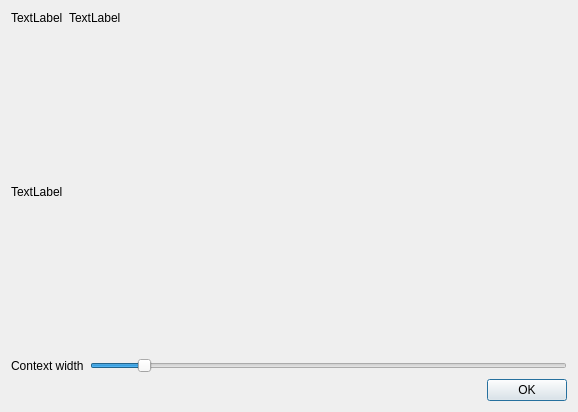
Qt form coquery/gui/contextview.ui (gkunter/coquery) before a commit.
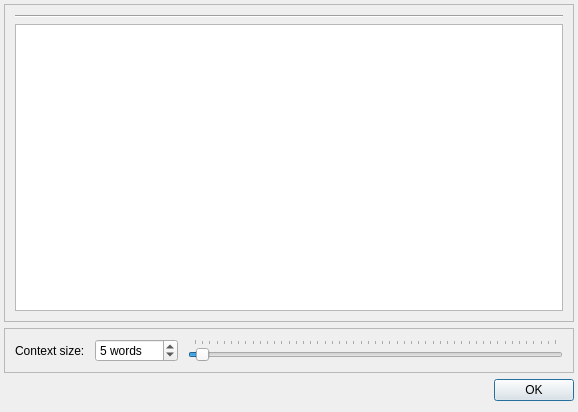
The same form after that commit.

Commit message: Add context viewer

Patch:
```diff
--- a/coquery/gui/contextview.ui
+++ b/coquery/gui/contextview.ui
@@ -13,49 +13,131 @@
   <property name="windowTitle">
    <string>Dialog</string>
   </property>
-  <layout class="QVBoxLayout" name="verticalLayout" stretch="0,1,0,0">
+  <property name="sizeGripEnabled">
+   <bool>false</bool>
+  </property>
+  <layout class="QVBoxLayout" name="verticalLayout_2">
+   <property name="leftMargin">
+    <number>4</number>
+   </property>
+   <property name="topMargin">
+    <number>4</number>
+   </property>
+   <property name="rightMargin">
+    <number>4</number>
+   </property>
    <item>
-    <layout class="QFormLayout" name="formLayout">
-     <item row="0" column="0">
-      <widget class="QLabel" name="dummy_feature">
-       <property name="text">
-        <string>TextLabel</string>
-       </property>
-      </widget>
-     </item>
-     <item row="0" column="1">
-      <widget class="QLabel" name="dummy_value">
-       <property name="text">
-        <string>TextLabel</string>
+    <widget class="QFrame" name="box_context">
+     <property name="frameShape">
+      <enum>QFrame::StyledPanel</enum>
+     </property>
+     <property name="frameShadow">
+      <enum>QFrame::Raised</enum>
+     </property>
+     <layout class="QVBoxLayout" name="verticalLayout">
+      <property name="margin">
+       <number>10</number>
+      </property>
+      <item>
+       <layout class="QFormLayout" name="form_information">
+        <property name="fieldGrowthPolicy">
+         <enum>QFormLayout::ExpandingFieldsGrow</enum>
+        </property>
+        <property name="horizontalSpacing">
+         <number>10</number>
+        </property>
+       </layout>
+      </item>
+      <item>
+       <widget class="Line" name="line">
+        <property name="orientation">
+         <enum>Qt::Horizontal</enum>
        </property>
       </widget>
      </item>
-    </layout>
-   </item>
    <item>
-    <widget class="QLabel" name="Context">
-     <property name="text">
-      <string>TextLabel</string>
-     </property>
-    </widget>
-   </item>
+       <widget class="QTextBrowser" name="context_area">
+        <property name="autoFillBackground">
+         <bool>false</bool>
+        </property>
+        <property name="frameShape">
+         <enum>QFrame::StyledPanel</enum>
+        </property>
+        <property name="frameShadow">
+         <enum>QFrame::Sunken</enum>
+        </property>
+        <property name="textInteractionFlags">
+         <set>Qt::LinksAccessibleByKeyboard|Qt::LinksAccessibleByMouse|Qt::TextBrowserInteraction|Qt::TextSelectableByKeyboard|Qt::TextSelectableByMouse</set>
+        </property>
+       </widget>
+      </item>
+     </layout>
+    </widget>
+   </item>
    <item>
+    <widget class="QFrame" name="box_context_width">
+     <property name="frameShape">
+      <enum>QFrame::StyledPanel</enum>
+     </property>
+     <property name="frameShadow">
+      <enum>QFrame::Raised</enum>
+     </property>
     <layout class="QHBoxLayout" name="horizontalLayout">
+      <property name="spacing">
+       <number>10</number>
+      </property>
+      <property name="margin">
+       <number>10</number>
+      </property>
      <item>
       <widget class="QLabel" name="label_3">
        <property name="text">
-        <string>Context width</string>
+         <string>Context size:</string>
+        </property>
+       </widget>
+      </item>
+      <item>
+       <widget class="QSpinBox" name="spin_context_width">
+        <property name="sizePolicy">
+         <sizepolicy hsizetype="Minimum" vsizetype="Minimum">
+          <horstretch>0</horstretch>
+          <verstretch>0</verstretch>
+         </sizepolicy>
+        </property>
+        <property name="frame">
+         <bool>true</bool>
+        </property>
+        <property name="buttonSymbols">
+         <enum>QAbstractSpinBox::UpDownArrows</enum>
+        </property>
+        <property name="specialValueText">
+         <string>none</string>
+        </property>
+        <property name="suffix">
+         <string> words</string>
+        </property>
+        <property name="maximum">
+         <number>500</number>
+        </property>
+        <property name="value">
+         <number>5</number>
        </property>
       </widget>
      </item>
      <item>
       <widget class="QSlider" name="slider_context_width">
        <property name="sizePolicy">
-        <sizepolicy hsizetype="MinimumExpanding" vsizetype="Minimum">
+         <sizepolicy hsizetype="Expanding" vsizetype="Minimum">
          <horstretch>0</horstretch>
          <verstretch>0</verstretch>
         </sizepolicy>
        </property>
+        <property name="minimum">
+         <number>0</number>
+        </property>
+        <property name="maximum">
+         <number>500</number>
+        </property>
        <property name="value">
         <number>10</number>
        </property>
@@ -71,9 +153,16 @@
        <property name="invertedControls">
         <bool>false</bool>
        </property>
+        <property name="tickPosition">
+         <enum>QSlider::TicksAbove</enum>
+        </property>
+        <property name="tickInterval">
+         <number>10</number>
+        </property>
       </widget>
      </item>
     </layout>
+    </widget>
    </item>
    <item>
     <widget class="QDialogButtonBox" name="buttonBox">
```
Left out of the diff: 8 changed lines with no effect on the pictures. Lines whose indentation alone changed are shown as unchanged. The commit also changes 2 other files.
